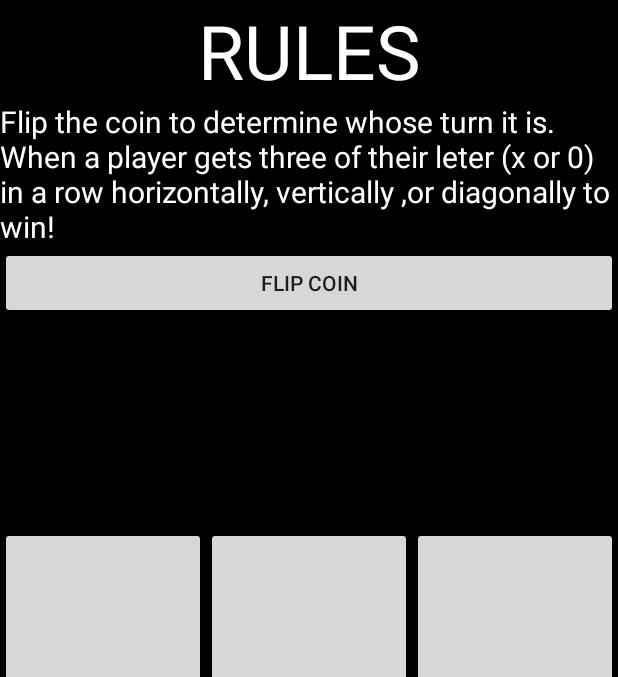
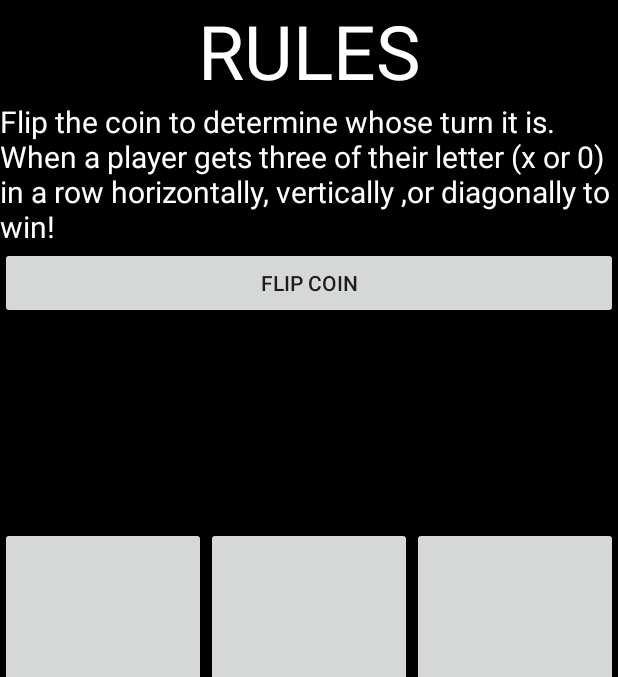
Before and after one commit to egregory3/CSCI402Assign1, an Android app: the PlayRandomTicTacToe screen opened directly, with no data from a screen before it, on a phone screen of 412 x 824 dp, the part 84-761 px from its top. Run offline under Robolectric (Android 15) with nearby library versions, the phone set to English and light mode, and no system bars.

```diff
--- a/app/src/main/res/values/strings.xml
+++ b/app/src/main/res/values/strings.xml
@@ -10,7 +10,7 @@
     <string name="appVersion">0.01</string>
     <string name="rules">RULES</string>
     <string name="flip_coin">Flip coin</string>
-    <string name="CoinFlipStatement">Flip the coin to determine whose turn it is. When a player gets three of their leter (x or 0) in a row horizontally, vertically ,or diagonally to win!"</string>
+    <string name="CoinFlipStatement">Flip the coin to determine whose turn it is. When a player gets three of their letter (x or 0) in a row horizontally, vertically ,or diagonally to win!"</string>
     <string name="DevilsP1">Player 1: Attack!</string>
     <string name="DevilsP2">Player 2: Attack!</string>
     <string name="Playing">Playing: </string>
```
